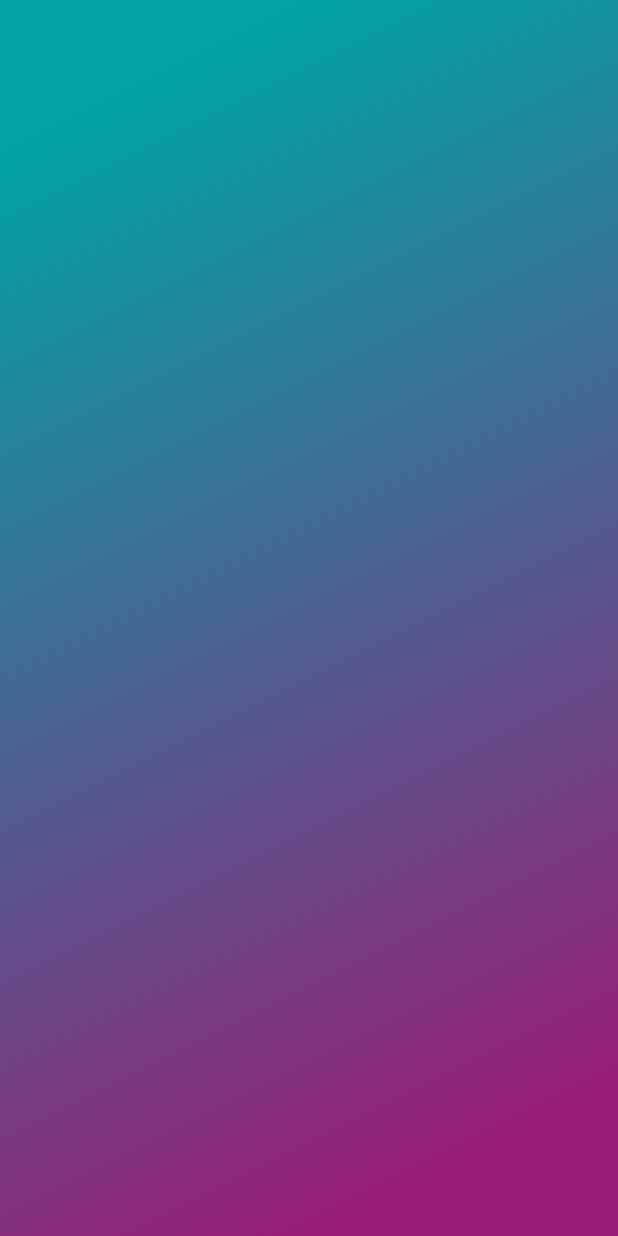
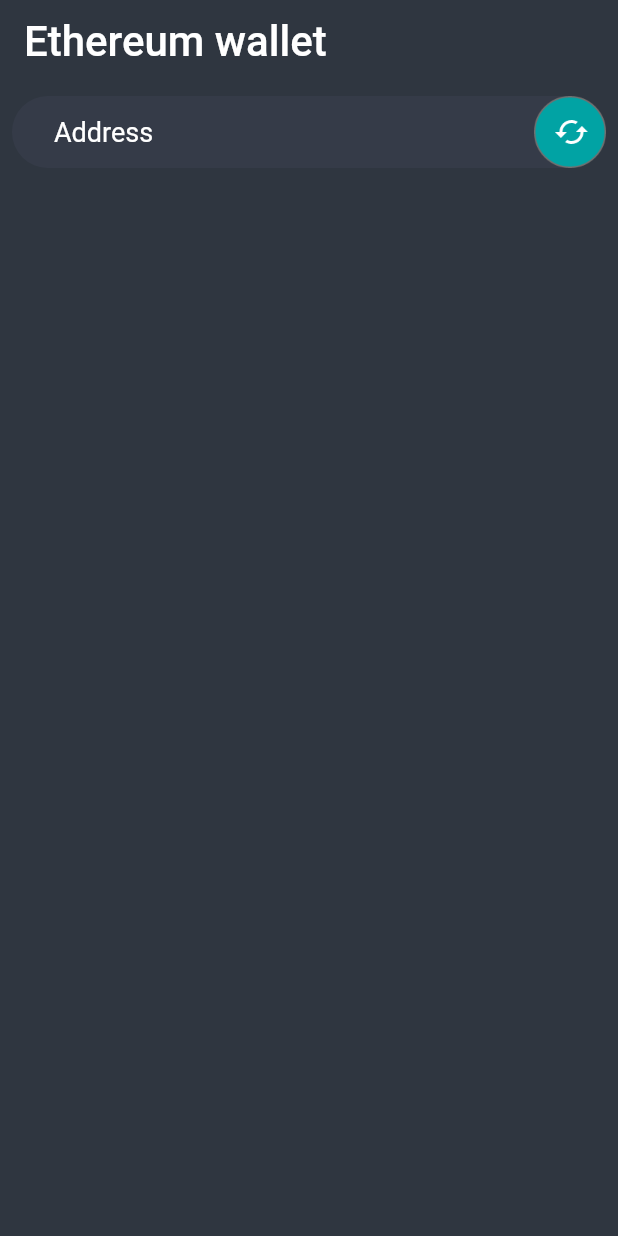
Before and after one commit to Chokohsoft/BalancETH, a Flutter app: the screen it shows after launch, on a phone screen of 412 x 824 dp. Run offline on Flutter 3.47's test engine with Material 2 defaults, Android fonts, the phone set to English and light mode, and no system bars; Roboto replaces fonts that are missing (SegoeUI).

Commit message:
Base and address browser almost finished, splashRadius needs to be fixed

```diff
--- /dev/null
+++ b/eth_address_info/lib/Home/Home.dart
@@ -0,0 +1,68 @@
+import 'package:flutter/foundation.dart';
+import 'package:flutter/material.dart';
+
+/// This is the stateful widget that the main application instantiates.
+class Home extends StatefulWidget {
+  final String title;
+
+  Home({Key key, this.title}) : super(key: key);
+
+  @override
+  _HomeState createState() => _HomeState();
+}
+
+/// This is the private State class that goes with HomeState.
+class _HomeState extends State<Home> {
+  Widget addressBrowser = Stack(
+    alignment: Alignment.centerRight,
+    children: <Widget>[
+      TextField(
+        decoration: InputDecoration(
+          fillColor: Color(0xFF353B48),
+          hintText: 'Address',
+          hintStyle: TextStyle(fontSize: 18, color: Colors.white),
+          border: OutlineInputBorder(
+            borderRadius: BorderRadius.circular(48),
+            borderSide: BorderSide(width: 0, style: BorderStyle.none),
+          ),
+          filled: true,
+          contentPadding: const EdgeInsets.fromLTRB(28, 12, 48, 12),
+        ),
+        style: TextStyle(fontSize: 18, color: Colors.white),
+      ),
+      Material(
+        color: Colors.transparent,
+        child: IconButton(
+          icon: Image.asset('assets/icons/update_address_browser.png'),
+          onPressed: () => print('suffix Icon Pressed'),
+          iconSize: 48,
+          padding: EdgeInsets.all(0),
+        ),
+      ),
+    ],
+  );
+
+  Widget build(BuildContext context) {
+    return Scaffold(
+      appBar: AppBar(
+        title: Text(
+          widget.title,
+          style: TextStyle(fontSize: 28),
+        ),
+        backgroundColor: Color(0xFF2F3640),
+        elevation: 0,
+      ),
+      backgroundColor: Color(0xFF2F3640),
+      body: SafeArea(
+        child: Container(
+          child: ListView(children: <Widget>[this.addressBrowser]),
+        ),
+        top: true,
+        bottom: true,
+        left: false,
+        right: true,
+        minimum: EdgeInsets.all(8.0),
+      ),
+    );
+  }
+}
--- a/eth_address_info/lib/main.dart
+++ b/eth_address_info/lib/main.dart
@@ -1,34 +1,44 @@
+import 'package:eth_address_info/Home/Home.dart';
 import 'package:flutter/material.dart';
 
-import 'view/home.dart';
-
 void main() {
-  runApp(MyApp());
+  runApp(App());
 }
 
-class MyApp extends StatelessWidget {
-  // This widget is the root of your application.
+class App extends StatelessWidget {
+  static const String _title = 'Ethereum wallet';
+
   @override
   Widget build(BuildContext context) {
-    return MaterialApp(
-      title: 'Flutter Demo',
-      theme: ThemeData(
-        // This is the theme of your application.
-        //
-        // Try running your application with "flutter run". You'll see the
-        // application has a blue toolbar. Then, without quitting the app, try
-        // changing the primarySwatch below to Colors.green and then invoke
-        // "hot reload" (press "r" in the console where you ran "flutter run",
-        // or simply save your changes to "hot reload" in a Flutter IDE).
-        // Notice that the counter didn't reset back to zero; the application
-        // is not restarted.
-        primarySwatch: Colors.blue,
-        // This makes the visual density adapt to the platform that you run
-        // the app on. For desktop platforms, the controls will be smaller and
-        // closer together (more dense) than on mobile platforms.
-        visualDensity: VisualDensity.adaptivePlatformDensity,
+    return GestureDetector(
+      onTap: () {
+        FocusScopeNode currentFocus = FocusScope.of(context);
+        if (!currentFocus.hasPrimaryFocus &&
+            currentFocus.focusedChild != null) {
+          FocusManager.instance.primaryFocus.unfocus();
+        }
+      },
+      child: MaterialApp(
+        title: _title,
+        theme: ThemeData(
+          // Define the default brightness and colors.
+          // brightness: Brightness.dark,
+          // primaryColor: Color(0xFF2F3640),
+          // accentColor: Colors.cyan[600],
+
+          // Define the default font family.
+          fontFamily: 'SegoeUI',
+
+          // Define the default TextTheme. Use this to specify the default
+          // text styling for headlines, titles, bodies of text, and more.
+          textTheme: TextTheme(
+            headline1: TextStyle(fontSize: 28),
+            // headline6: TextStyle(fontSize: 36.0, fontStyle: FontStyle.italic),
+            // bodyText2: TextStyle(fontSize: 14.0, fontFamily: 'Hind'),
+          ),
+        ),
+        home: Home(title: _title),
       ),
-      home: MyHomePage(title: 'Flutter Demo Home Page'),
     );
   }
 }
--- a/eth_address_info/lib/view/home.dart
+++ /dev/null
@@ -1,55 +0,0 @@
-import 'package:flutter/material.dart';
-
-class MyHomePage extends StatefulWidget {
-  MyHomePage({Key key, this.title}) : super(key: key);
-
-  // This widget is the home page of your application. It is stateful, meaning
-  // that it has a State object (defined below) that contains fields that affect
-  // how it looks.
-
-  // This class is the configuration for the state. It holds the values (in this
-  // case the title) provided by the parent (in this case the App widget) and
-  // used by the build method of the State. Fields in a Widget subclass are
-  // always marked "final".
-
-  final String title;
-
-  @override
-  _MyHomePageState createState() => _MyHomePageState();
-}
-
-class _MyHomePageState extends State<MyHomePage> {
-  int _counter = 0;
-
-  void _incrementCounter() {
-    setState(() {
-      // This call to setState tells the Flutter framework that something has
-      // changed in this State, which causes it to rerun the build method below
-      // so that the display can reflect the updated values. If we changed
-      // _counter without calling setState(), then the build method would not be
-      // called again, and so nothing would appear to happen.
-      _counter++;
-    });
-  }
-
-  @override
-  Widget build(BuildContext context) {
-
-    return Scaffold(
-      resizeToAvoidBottomInset: false,
-      body: Container(
-        decoration: BoxDecoration(
-          gradient: LinearGradient(
-            begin: Alignment.topLeft,
-            end: Alignment.bottomRight,
-            stops: [0.1,  0.9],
-            colors: [
-              Color.fromRGBO(1, 163, 164, 1),
-              Color.fromRGBO(152, 29, 122, 1),
-            ],
-          ),
-        ),
-      )
-    );
-  }
-}
--- a/eth_address_info/pubspec.yaml
+++ b/eth_address_info/pubspec.yaml
@@ -18,7 +18,7 @@ publish_to: 'none' # Remove this line if you wish to publish to pub.dev
 version: 1.0.0+1
 
 environment:
-  sdk: ">=2.7.0 <3.0.0"
+  sdk: ">=2.10.5 <3.0.0"
 
 dependencies:
   flutter:
@@ -47,6 +47,7 @@ flutter:
   # To add assets to your application, add an assets section, like this:
   assets:
     - assets/
+    - assets/icons/
 
   # An image asset can refer to one or more resolution-specific "variants", see
   # https://flutter.dev/assets-and-images/#resolution-aware.
```
Also changed, not shown: eth_address_info/assets/icons/2.0x/update_address_browser.png (added), eth_address_info/assets/icons/3.0x/update_address_browser.png (added), eth_address_info/assets/icons/update_address_browser.png (added), eth_address_info/assets/search_area_bg.png (deleted), eth_address_info/assets/search_bg.png (deleted), 1 other file.
